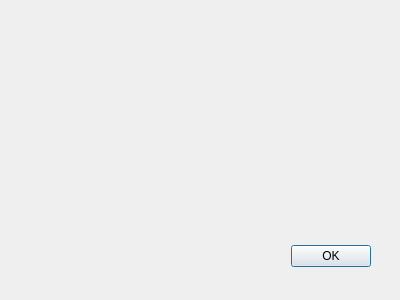
Qt form qt/ChemicalThermalDynamicsCalculator/resultdialog.ui (dingdinglhz/code) before a commit.
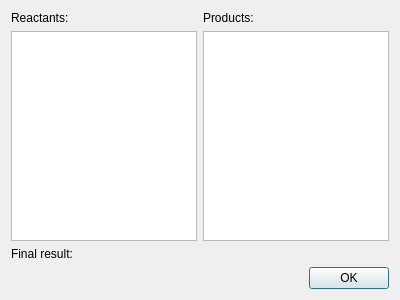
The same form after that commit.

Diff of the .ui file:
```diff
--- a/qt/ChemicalThermalDynamicsCalculator/resultdialog.ui
+++ b/qt/ChemicalThermalDynamicsCalculator/resultdialog.ui
@@ -13,15 +13,40 @@
   <property name="windowTitle">
    <string>Dialog</string>
   </property>
+  <layout class="QVBoxLayout" name="verticalLayout">
+   <item>
+    <layout class="QGridLayout" name="gridLayout">
+     <item row="1" column="0">
+      <widget class="QTableWidget" name="reactantsTable"/>
+     </item>
+     <item row="1" column="1">
+      <widget class="QTableWidget" name="productsTable"/>
+     </item>
+     <item row="0" column="0">
+      <widget class="QLabel" name="label_2">
+       <property name="text">
+        <string>Reactants:</string>
+       </property>
+      </widget>
+     </item>
+     <item row="0" column="1">
+      <widget class="QLabel" name="label_3">
+       <property name="text">
+        <string>Products:</string>
+       </property>
+      </widget>
+     </item>
+    </layout>
+   </item>
+   <item>
+    <widget class="QLabel" name="resultLabel">
+     <property name="text">
+      <string>Final result:</string>
+     </property>
+    </widget>
+   </item>
+   <item>
   <widget class="QDialogButtonBox" name="buttonBox">
-   <property name="geometry">
-    <rect>
-     <x>30</x>
-     <y>240</y>
-     <width>341</width>
-     <height>32</height>
-    </rect>
-   </property>
    <property name="orientation">
     <enum>Qt::Horizontal</enum>
    </property>
@@ -29,6 +54,8 @@
     <set>QDialogButtonBox::Ok</set>
    </property>
   </widget>
+   </item>
+  </layout>
  </widget>
  <resources/>
  <connections>
```
Lines whose indentation alone changed are shown as unchanged.
